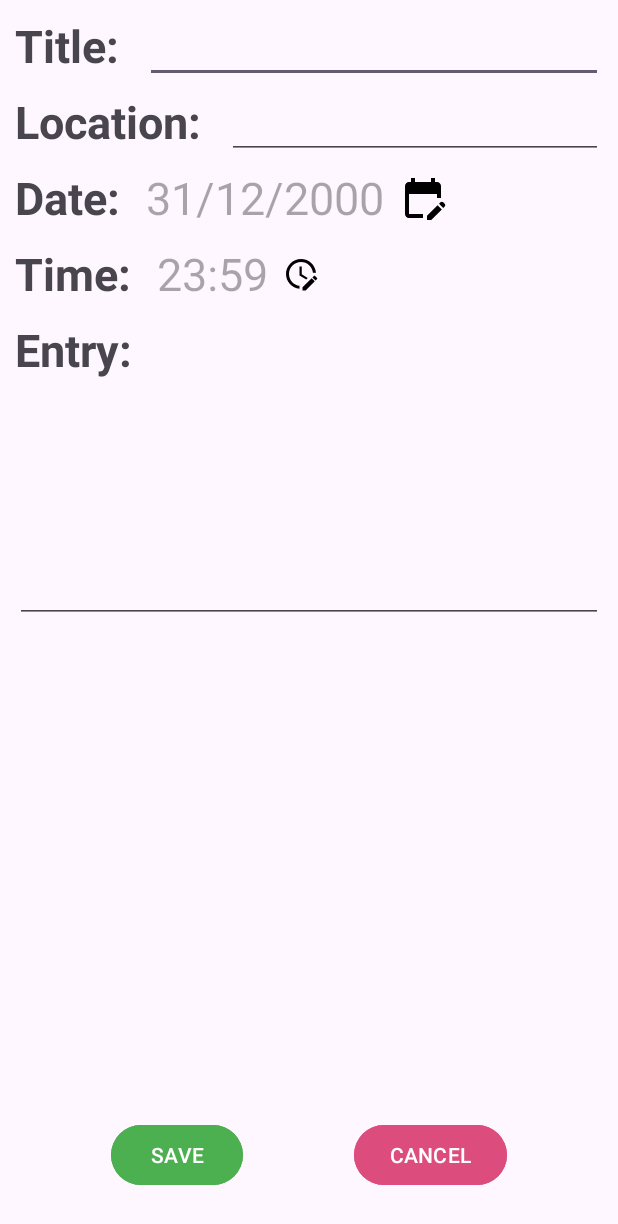
After one commit to IvanFox913/Diario, an Android app: the DiaryEntryActivity screen opened directly, with no data from a screen before it, on a phone screen of 412 x 824 dp. The commit adds this screen. Shown: the top 1224 px of the screen. Run offline under Robolectric (Android 15) with nearby library versions, the phone set to English and light mode, and no system bars.

Commit message:
Adição do Layout da Activity de salvar/editar DiaryEntry
Meu Android Studio ocasionalmente está simplesmente ignorando as regras de constraints. Fechar e abrir resolve. Alquimia...

```diff
--- a/app/src/main/AndroidManifest.xml
+++ b/app/src/main/AndroidManifest.xml
@@ -13,6 +13,9 @@
         android:theme="@style/Theme.Diario"
         tools:targetApi="31">
         <activity
+            android:name=".ui.main.DiaryEntryActivity"
+            android:exported="false" />
+        <activity
             android:name=".ui.main.MainActivity"
             android:exported="true">
             <intent-filter>
--- /dev/null
+++ b/app/src/main/java/br/edu/ifsp/dmo/diario/ui/main/DiaryEntryActivity.kt
@@ -0,0 +1,21 @@
+package br.edu.ifsp.dmo.diario.ui.main
+
+import android.os.Bundle
+import androidx.activity.enableEdgeToEdge
+import androidx.appcompat.app.AppCompatActivity
+import androidx.core.view.ViewCompat
+import androidx.core.view.WindowInsetsCompat
+import br.edu.ifsp.dmo.diario.R
+
+class DiaryEntryActivity : AppCompatActivity() {
+    override fun onCreate(savedInstanceState: Bundle?) {
+        super.onCreate(savedInstanceState)
+        enableEdgeToEdge()
+        setContentView(R.layout.activity_diary_entry)
+        ViewCompat.setOnApplyWindowInsetsListener(findViewById(R.id.main)) { v, insets ->
+            val systemBars = insets.getInsets(WindowInsetsCompat.Type.systemBars())
+            v.setPadding(systemBars.left, systemBars.top, systemBars.right, systemBars.bottom)
+            insets
+        }
+    }
+}
--- /dev/null
+++ b/app/src/main/res/drawable/ic_date_edit.xml
@@ -0,0 +1,5 @@
+<vector xmlns:android="http://schemas.android.com/apk/res/android" android:height="32dp" android:tint="#000000" android:viewportHeight="24" android:viewportWidth="24" android:width="32dp">
+
+    <path android:fillColor="@android:color/white" android:pathData="M12,22H5c-1.11,0 -2,-0.9 -2,-2L3.01,6c0,-1.1 0.88,-2 1.99,-2h1V2h2v2h8V2h2v2h1c1.1,0 2,0.9 2,2v6h-2v-2H5v10h7V22zM22.13,16.99l0.71,-0.71c0.39,-0.39 0.39,-1.02 0,-1.41l-0.71,-0.71c-0.39,-0.39 -1.02,-0.39 -1.41,0l-0.71,0.71L22.13,16.99zM21.42,17.7l-5.3,5.3H14v-2.12l5.3,-5.3L21.42,17.7z"/>
+
+</vector>
--- /dev/null
+++ b/app/src/main/res/drawable/ic_time_edit.xml
@@ -0,0 +1 @@
+<!-- drawable/clock_edit_outline.xml --><vector xmlns:android="http://schemas.android.com/apk/res/android" android:height="24dp" android:width="24dp" android:viewportWidth="24" android:viewportHeight="24"><path android:fillColor="#000000" android:pathData="M21 13.1C20.9 13.1 20.7 13.2 20.6 13.3L19.6 14.3L21.7 16.4L22.7 15.4C22.9 15.2 22.9 14.8 22.7 14.6L21.4 13.3C21.3 13.2 21.2 13.1 21 13.1M19.1 14.9L13 20.9V23H15.1L21.2 16.9L19.1 14.9M12.5 7V12.2L16.5 14.6L15.5 15.6L11 13V7H12.5M11 21.9C5.9 21.4 2 17.1 2 12C2 6.5 6.5 2 12 2C17.3 2 21.6 6.1 22 11.3C21.7 11.2 21.4 11.1 21 11.1C20.6 11.1 20.3 11.2 20 11.3C19.6 7.2 16.2 4 12 4C7.6 4 4 7.6 4 12C4 16.1 7.1 19.5 11.1 19.9L11 20.1V21.9Z" /></vector>
--- /dev/null
+++ b/app/src/main/res/layout/activity_diary_entry.xml
@@ -0,0 +1,165 @@
+<?xml version="1.0" encoding="utf-8"?>
+<androidx.constraintlayout.widget.ConstraintLayout xmlns:android="http://schemas.android.com/apk/res/android"
+    xmlns:app="http://schemas.android.com/apk/res-auto"
+    xmlns:tools="http://schemas.android.com/tools"
+    android:id="@+id/main"
+    android:layout_width="match_parent"
+    android:layout_height="match_parent"
+    tools:context=".ui.main.DiaryEntryActivity">
+
+    <TextView
+        android:id="@+id/textview_title"
+        android:layout_width="wrap_content"
+        android:layout_height="wrap_content"
+        android:text="Title: "
+        android:textSize="30sp"
+        android:textStyle="bold"
+        android:layout_marginTop="10dp"
+        android:layout_marginHorizontal="10dp"
+        app:layout_constraintTop_toTopOf="parent"
+        app:layout_constraintStart_toStartOf="parent"/>
+
+    <EditText
+        android:id="@+id/edittext_title"
+        android:layout_width="0dp"
+        android:layout_height="wrap_content"
+        android:layout_marginHorizontal="10dp"
+        app:layout_constraintTop_toTopOf="@id/textview_title"
+        app:layout_constraintEnd_toEndOf="parent"
+        app:layout_constraintStart_toEndOf="@id/textview_title"/>
+
+    <TextView
+        android:id="@+id/textview_location"
+        android:layout_width="wrap_content"
+        android:layout_height="wrap_content"
+        android:text="Location: "
+        android:textSize="30sp"
+        android:textStyle="bold"
+        android:layout_marginTop="10dp"
+        android:layout_marginHorizontal="10dp"
+        app:layout_constraintTop_toBottomOf="@id/textview_title"
+        app:layout_constraintStart_toStartOf="parent"/>
+
+    <EditText
+        android:id="@+id/edittext_location"
+        android:layout_width="0dp"
+        android:layout_height="wrap_content"
+        android:layout_marginHorizontal="10dp"
+        app:layout_constraintTop_toTopOf="@+id/textview_location"
+        app:layout_constraintEnd_toEndOf="parent"
+        app:layout_constraintStart_toEndOf="@id/textview_location"/>
+
+    <TextView
+        android:id="@+id/textview_date_pseudolabel"
+        android:layout_width="wrap_content"
+        android:layout_height="wrap_content"
+        android:text="Date: "
+        android:textSize="30sp"
+        android:textStyle="bold"
+        android:layout_marginTop="10dp"
+        android:layout_marginStart="10dp"
+        app:layout_constraintTop_toBottomOf="@id/textview_location"
+        app:layout_constraintStart_toStartOf="parent"/>
+
+    <TextView
+        android:id="@+id/textview_date"
+        android:layout_width="wrap_content"
+        android:layout_height="wrap_content"
+        android:hint="31/12/2000"
+        android:textSize="30sp"
+        android:layout_marginStart="10sp"
+        app:layout_constraintTop_toTopOf="@id/textview_date_pseudolabel"
+        app:layout_constraintStart_toEndOf="@id/textview_date_pseudolabel"/>
+
+    <ImageButton
+        android:layout_width="wrap_content"
+        android:layout_height="0dp"
+        android:src="@drawable/ic_date_edit"
+        android:background="@null"
+        android:layout_marginStart="10dp"
+        app:layout_constraintTop_toTopOf="@id/textview_date"
+        app:layout_constraintBottom_toBottomOf="@id/textview_date"
+        app:layout_constraintStart_toEndOf="@id/textview_date"/>
+
+    <TextView
+        android:id="@+id/textview_time_pseudolabel"
+        android:layout_width="wrap_content"
+        android:layout_height="wrap_content"
+        android:text="Time: "
+        android:textSize="30sp"
+        android:textStyle="bold"
+        android:layout_marginTop="10dp"
+        android:layout_marginStart="10dp"
+        app:layout_constraintTop_toBottomOf="@id/textview_date_pseudolabel"
+        app:layout_constraintStart_toStartOf="parent"/>
+
+    <TextView
+        android:id="@+id/textview_time"
+        android:layout_width="wrap_content"
+        android:layout_height="wrap_content"
+        android:hint="23:59"
+        android:textSize="30sp"
+        android:layout_marginStart="10dp"
+        app:layout_constraintStart_toEndOf="@id/textview_time_pseudolabel"
+        app:layout_constraintTop_toTopOf="@id/textview_time_pseudolabel"/>
+
+    <ImageButton
+        android:layout_width="wrap_content"
+        android:layout_height="0dp"
+        android:src="@drawable/ic_time_edit"
+        android:background="@null"
+        android:layout_marginStart="10dp"
+        app:layout_constraintTop_toTopOf="@id/textview_time"
+        app:layout_constraintBottom_toBottomOf="@id/textview_time"
+        app:layout_constraintStart_toEndOf="@id/textview_time"/>
+
+    <TextView
+        android:id="@+id/textview_entry"
+        android:layout_width="wrap_content"
+        android:layout_height="wrap_content"
+        android:text="Entry: "
+        android:textSize="30sp"
+        android:textStyle="bold"
+        android:layout_marginTop="10dp"
+        android:layout_marginStart="10dp"
+        app:layout_constraintTop_toBottomOf="@id/textview_time_pseudolabel"
+        app:layout_constraintStart_toStartOf="parent"/>
+
+    <EditText
+        android:id="@+id/edittext_entry"
+        android:layout_width="match_parent"
+        android:layout_height="wrap_content"
+        android:minLines="6"
+        android:layout_marginTop="10dp"
+        android:layout_marginHorizontal="10dp"
+        app:layout_constraintVertical_bias="0"
+        app:layout_constrainedHeight="true"
+        app:layout_constraintTop_toBottomOf="@id/textview_entry"
+        app:layout_constraintEnd_toEndOf="parent"
+        app:layout_constraintBottom_toTopOf="@id/button_save"
+        app:layout_constraintStart_toStartOf="parent"/>
+
+    <Button
+        android:id="@+id/button_save"
+        android:layout_width="wrap_content"
+        android:layout_height="wrap_content"
+        android:text="Save"
+        android:textAllCaps="true"
+        android:backgroundTint="@color/green"
+        android:layout_marginBottom="30dp"
+        app:layout_constraintEnd_toStartOf="@id/button_cancel"
+        app:layout_constraintBottom_toBottomOf="parent"
+        app:layout_constraintStart_toStartOf="parent"/>
+
+    <Button
+        android:id="@+id/button_cancel"
+        android:layout_width="wrap_content"
+        android:layout_height="wrap_content"
+        android:text="Cancel"
+        android:textAllCaps="true"
+        android:backgroundTint="@color/red"
+        app:layout_constraintStart_toEndOf="@id/button_save"
+        app:layout_constraintEnd_toEndOf="parent"
+        app:layout_constraintBottom_toBottomOf="@id/button_save"/>
+
+</androidx.constraintlayout.widget.ConstraintLayout>
--- a/app/src/main/res/values/colors.xml
+++ b/app/src/main/res/values/colors.xml
@@ -2,4 +2,6 @@
 <resources>
     <color name="black">#FF000000</color>
     <color name="white">#FFFFFFFF</color>
+    <color name="green">#4CAF50</color>
+    <color name="red">#DC4C7D</color>
 </resources>
```
